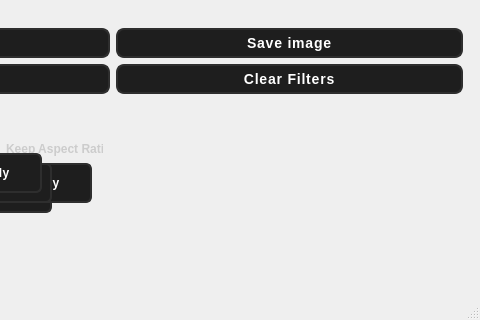
Old version of the form mainwindow.ui in the repository YousefMohsen10/baby-photoshop; both pictures show x 828 to 1308 and y 487 to 807 of the 1308 by 807 pixel window.
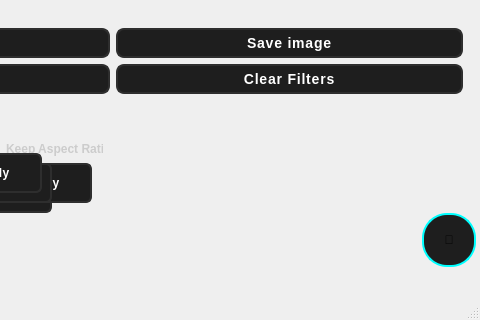
New version of the form. Icons and pictures are not drawn. Custom widgets are drawn as their Qt base class.

The edit to the form file:
```diff
--- a/mainwindow.ui
+++ b/mainwindow.ui
@@ -2697,6 +2697,44 @@
     }</string>
     </property>
    </widget>
+   <widget class="QPushButton" name="themeToggleButton">
+    <property name="geometry">
+     <rect>
+      <x>1250</x>
+      <y>700</y>
+      <width>54</width>
+      <height>54</height>
+     </rect>
+    </property>
+    <property name="styleSheet">
+     <string notr="true">QPushButton {
+    background-color: #1E1E1E;
+    border: 2px solid #00FFFF;
+    border-radius: 25px;
+    min-width: 50px;
+    max-width: 50px;
+    min-height: 50px;
+    max-height: 50px;
+}
+
+QPushButton:hover {
+    background-color: #2C2C2C;
+    border: 2px solid #33FFFF;
+    transform: scale(1.1);
+}
+
+QPushButton:pressed {
+    background-color: #111;
+    border: 2px solid #008B8B;
+}</string>
+    </property>
+    <property name="text">
+     <string>🌙</string>
+    </property>
+    <property name="flat">
+     <bool>false</bool>
+    </property>
+   </widget>
   </widget>
   <widget class="QMenuBar" name="menubar">
    <property name="geometry">
```
Left out of the diff: 414 changed lines with no effect on the pictures.
